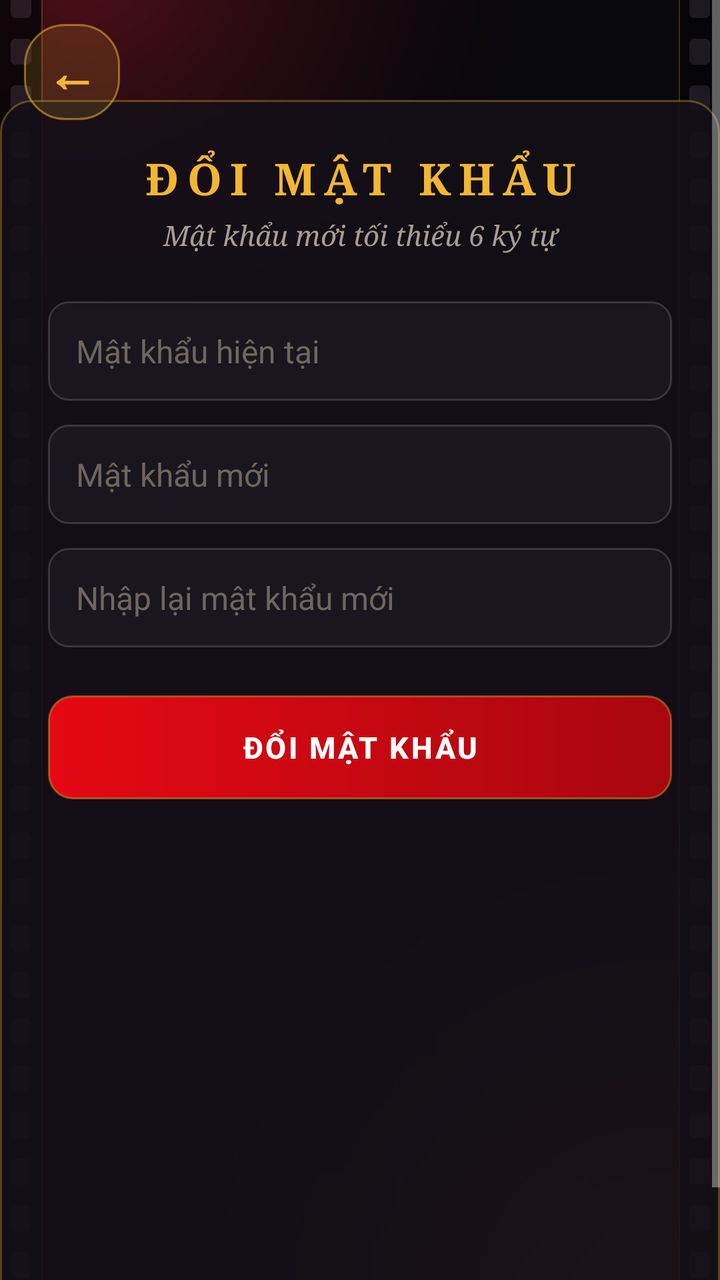
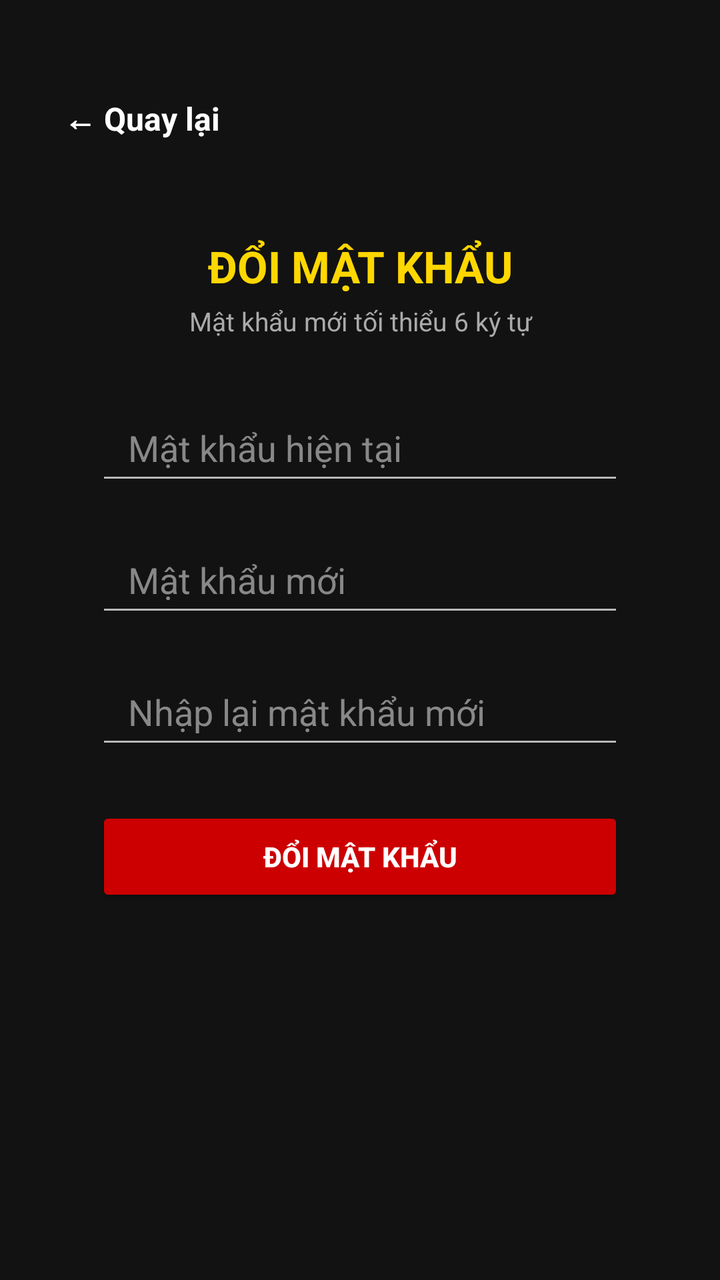

Screens rendered from an Android XML layout before and after an edit, with the pre-edit source and the edit as a unified diff.
<!-- AndroidManifest.xml: application theme Theme.Cine -->
<!-- res/layout/activity_change_password.xml -->
<?xml version="1.0" encoding="utf-8"?>
<FrameLayout xmlns:android="http://schemas.android.com/apk/res/android"
    android:layout_width="match_parent"
    android:layout_height="match_parent">

    <ImageView
        android:layout_width="match_parent"
        android:layout_height="match_parent"
        android:importantForAccessibility="no"
        android:scaleType="centerCrop"
        android:src="@drawable/bg_cine_main" />

    <ScrollView
        android:layout_width="match_parent"
        android:layout_height="match_parent"
        android:fillViewport="true">

        <LinearLayout
            style="@style/Widget.Cine.Card"
            android:layout_width="match_parent"
            android:layout_height="wrap_content"
            android:layout_gravity="center"
            android:layout_marginStart="32dp"
            android:layout_marginTop="90dp"
            android:layout_marginEnd="32dp"
            android:layout_marginBottom="40dp"
            android:orientation="vertical">

            <TextView
                style="@style/Widget.Cine.Title"
                android:layout_width="match_parent"
                android:layout_height="wrap_content"
                android:text="ĐỔI MẬT KHẨU"
                android:textSize="22sp" />

            <TextView
                style="@style/Widget.Cine.Caption"
                android:layout_width="match_parent"
                android:layout_height="wrap_content"
                android:layout_marginTop="4dp"
                android:text="Mật khẩu mới tối thiểu 6 ký tự" />

            <EditText
                android:id="@+id/edtOld"
                style="@style/Widget.Cine.EditText"
                android:layout_width="match_parent"
                android:layout_height="wrap_content"
                android:layout_marginTop="24dp"
                android:hint="Mật khẩu hiện tại"
                android:inputType="textPassword" />

            <EditText
                android:id="@+id/edtNew"
                style="@style/Widget.Cine.EditText"
                android:layout_width="match_parent"
                android:layout_height="wrap_content"
                android:layout_marginTop="12dp"
                android:hint="Mật khẩu mới"
                android:inputType="textPassword" />

            <EditText
                android:id="@+id/edtConfirm"
                style="@style/Widget.Cine.EditText"
                android:layout_width="match_parent"
                android:layout_height="wrap_content"
                android:layout_marginTop="12dp"
                android:hint="Nhập lại mật khẩu mới"
                android:inputType="textPassword" />

            <androidx.appcompat.widget.AppCompatButton
                android:id="@+id/btnChange"
                style="@style/Widget.Cine.Button.Primary"
                android:layout_width="match_parent"
                android:layout_height="wrap_content"
                android:layout_marginTop="24dp"
                android:text="Đổi mật khẩu" />
        </LinearLayout>
    </ScrollView>

    
    <TextView
        android:id="@+id/btnBack"
        android:layout_width="48dp"
        android:layout_height="48dp"
        android:layout_gravity="top|start"
        android:layout_margin="12dp"
        android:background="@drawable/bg_cine_chip"
        android:clickable="true"
        android:focusable="true"
        android:gravity="center"
        android:text="←"
        android:textColor="@color/cine_gold"
        android:textSize="26sp"
        android:textStyle="bold" />

</FrameLayout>
<!-- resources referenced by this layout -->
<resources>
  <color name="cine_gold">#F2B632</color>
  <!-- drawable bg_cine_chip (drawable) -->
  <?xml version="1.0" encoding="utf-8"?>
  <shape xmlns:android="http://schemas.android.com/apk/res/android" android:shape="rectangle">
      <solid android:color="#26F2B632" />
      <stroke android:width="1dp" android:color="#88F2B632" />
      <corners android:radius="20dp" />
  </shape>
  <!-- drawable bg_cine_main: jpg bitmap (drawable-nodpi, 42027 bytes) -->
  <style name="Widget.Cine.Button.Primary">
          <item name="android:background">@drawable/btn_cine_primary</item>
      </style>
  <style name="Widget.Cine.Caption" parent="">
          <item name="android:textSize">14sp</item>
          <item name="android:textStyle">italic</item>
          <item name="android:fontFamily">serif</item>
          <item name="android:textColor">@color/cine_text_dim</item>
          <item name="android:gravity">center</item>
      </style>
  <style name="Widget.Cine.Card" parent="">
          <item name="android:background">@drawable/bg_cine_card</item>
          <item name="android:padding">24dp</item>
      </style>
  <style name="Widget.Cine.EditText" parent="">
          <item name="android:background">@drawable/bg_cine_input</item>
          <item name="android:padding">14dp</item>
          <item name="android:textSize">16sp</item>
          <item name="android:textColor">@color/cine_text</item>
          <item name="android:textColorHint">@color/cine_hint</item>
          <item name="android:textColorHighlight">#55F2B632</item>
      </style>
  <style name="Widget.Cine.Title" parent="">
          <item name="android:textSize">28sp</item>
          <item name="android:textStyle">bold</item>
          <item name="android:fontFamily">serif</item>
          <item name="android:textColor">@color/cine_gold</item>
          <item name="android:letterSpacing">0.18</item>
          <item name="android:gravity">center</item>
      </style>
  <!-- drawable btn_cine_primary (drawable) -->
  <?xml version="1.0" encoding="utf-8"?>
  <ripple xmlns:android="http://schemas.android.com/apk/res/android" android:color="#55FFFFFF">
      <item>
          <shape android:shape="rectangle">
              <gradient android:angle="0"
                  android:startColor="@color/cine_red"
                  android:endColor="@color/cine_red_dark" />
              <stroke android:width="1dp" android:color="#66F2B632" />
              <corners android:radius="12dp" />
          </shape>
      </item>
  </ripple>
  <color name="cine_text_dim">#A89F91</color>
  <!-- drawable bg_cine_card (drawable) -->
  <?xml version="1.0" encoding="utf-8"?>
  <shape xmlns:android="http://schemas.android.com/apk/res/android" android:shape="rectangle">
      <solid android:color="@color/cine_card" />
      <stroke android:width="1dp" android:color="#55F2B632" />
      <corners android:radius="16dp" />
  </shape>
  <!-- drawable bg_cine_input (drawable) -->
  <?xml version="1.0" encoding="utf-8"?>
  <selector xmlns:android="http://schemas.android.com/apk/res/android">
      
      <item android:state_focused="true">
          <shape android:shape="rectangle">
              <solid android:color="@color/cine_input" />
              <stroke android:width="2dp" android:color="@color/cine_gold" />
              <corners android:radius="10dp" />
          </shape>
      </item>
      <item>
          <shape android:shape="rectangle">
              <solid android:color="@color/cine_input" />
              <stroke android:width="1dp" android:color="@color/cine_border" />
              <corners android:radius="10dp" />
          </shape>
      </item>
  </selector>
  <color name="cine_text">#F5F0E6</color>
  <color name="cine_hint">#6F675C</color>
  <color name="cine_red">#E50914</color>
  <color name="cine_bg">#0B0A0F</color>
  <color name="cine_red_dark">#A8070F</color>
  <color name="cine_card">#D9141018</color>
  <color name="cine_input">#CC1B1822</color>
  <color name="cine_border">#3A3340</color>
  <color name="cine_surface">#16141C</color>
  <!-- unchanged entries left out for length: 3 -->
</resources>

<!-- the commit's change to res/layout/activity_change_password.xml (unified diff, before → after) -->
@@ -1,96 +1,97 @@
 <?xml version="1.0" encoding="utf-8"?>
-<FrameLayout xmlns:android="http://schemas.android.com/apk/res/android"
+<androidx.constraintlayout.widget.ConstraintLayout xmlns:android="http://schemas.android.com/apk/res/android"
+    xmlns:app="http://schemas.android.com/apk/res-auto"
     android:layout_width="match_parent"
-    android:layout_height="match_parent">
+    android:layout_height="match_parent"
+    android:background="#121212">
 
-    <ImageView
-        android:layout_width="match_parent"
-        android:layout_height="match_parent"
-        android:importantForAccessibility="no"
-        android:scaleType="centerCrop"
-        android:src="@drawable/bg_cine_main" />
+    <TextView
+        android:id="@+id/btnBack"
+        android:layout_width="wrap_content"
+        android:layout_height="wrap_content"
+        android:text="← Quay lại"
+        android:textColor="#FFFFFF"
+        android:textSize="16sp"
+        android:textStyle="bold"
+        android:background="@android:color/transparent"
+        android:padding="8dp"
+        android:layout_marginTop="40dp"
+        android:layout_marginStart="24dp"
+        app:layout_constraintTop_toTopOf="parent"
+        app:layout_constraintStart_toStartOf="parent" />
 
-    <ScrollView
-        android:layout_width="match_parent"
-        android:layout_height="match_parent"
-        android:fillViewport="true">
+    <LinearLayout
+        android:layout_width="0dp"
+        android:layout_height="wrap_content"
+        android:orientation="vertical"
+        android:padding="24dp"
+        app:layout_constraintTop_toBottomOf="@id/btnBack"
+        app:layout_constraintStart_toStartOf="parent"
+        app:layout_constraintEnd_toEndOf="parent"
+        android:layout_marginTop="16dp"
+        android:layout_marginStart="24dp"
+        android:layout_marginEnd="24dp">
 
-        <LinearLayout
-            style="@style/Widget.Cine.Card"
+        <TextView
             android:layout_width="match_parent"
             android:layout_height="wrap_content"
-            android:layout_gravity="center"
-            android:layout_marginStart="32dp"
-            android:layout_marginTop="90dp"
-            android:layout_marginEnd="32dp"
-            android:layout_marginBottom="40dp"
-            android:orientation="vertical">
+            android:text="ĐỔI MẬT KHẨU"
+            android:textSize="22sp"
+            android:textStyle="bold"
+            android:textColor="#FFD700"
+            android:gravity="center"
+            android:layout_marginBottom="4dp"/>
 
-            <TextView
-                style="@style/Widget.Cine.Title"
-                android:layout_width="match_parent"
-                android:layout_height="wrap_content"
-                android:text="ĐỔI MẬT KHẨU"
-                android:textSize="22sp" />
+        <TextView
+            android:layout_width="match_parent"
+            android:layout_height="wrap_content"
+            android:text="Mật khẩu mới tối thiểu 6 ký tự"
+            android:textSize="13sp"
+            android:textColor="#AAAAAA"
+            android:gravity="center"
+            android:layout_marginBottom="28dp"/>
 
-            <TextView
-                style="@style/Widget.Cine.Caption"
-                android:layout_width="match_parent"
-                android:layout_height="wrap_content"
-                android:layout_marginTop="4dp"
-                android:text="Mật khẩu mới tối thiểu 6 ký tự" />
+        <EditText
+            android:id="@+id/edtOldPassword"
+            android:layout_width="match_parent"
+            android:layout_height="50dp"
+            android:hint="Mật khẩu hiện tại"
+            android:inputType="textPassword"
+            android:textColor="#FFFFFF"
+            android:textColorHint="#888888"
+            android:paddingHorizontal="16dp"
+            android:layout_marginBottom="16dp"/>
 
-            <EditText
-                android:id="@+id/edtOld"
-                style="@style/Widget.Cine.EditText"
-                android:layout_width="match_parent"
-                android:layout_height="wrap_content"
-                android:layout_marginTop="24dp"
-                android:hint="Mật khẩu hiện tại"
-                android:inputType="textPassword" />
+        <EditText
+            android:id="@+id/edtNewPassword"
+            android:layout_width="match_parent"
+            android:layout_height="50dp"
+            android:hint="Mật khẩu mới"
+            android:inputType="textPassword"
+            android:textColor="#FFFFFF"
+            android:textColorHint="#888888"
+            android:paddingHorizontal="16dp"
+            android:layout_marginBottom="16dp"/>
 
-            <EditText
-                android:id="@+id/edtNew"
-                style="@style/Widget.Cine.EditText"
-                android:layout_width="match_parent"
-                android:layout_height="wrap_content"
-                android:layout_marginTop="12dp"
-                android:hint="Mật khẩu mới"
-                android:inputType="textPassword" />
+        <EditText
+            android:id="@+id/edtConfirmPassword"
+            android:layout_width="match_parent"
+            android:layout_height="50dp"
+            android:hint="Nhập lại mật khẩu mới"
+            android:inputType="textPassword"
+            android:textColor="#FFFFFF"
+            android:textColorHint="#888888"
+            android:paddingHorizontal="16dp"
+            android:layout_marginBottom="24dp"/>
 
-            <EditText
-                android:id="@+id/edtConfirm"
-                style="@style/Widget.Cine.EditText"
-                android:layout_width="match_parent"
-                android:layout_height="wrap_content"
-                android:layout_marginTop="12dp"
-                android:hint="Nhập lại mật khẩu mới"
-                android:inputType="textPassword" />
+        <Button
+            android:id="@+id/btnSubmitChange"
+            android:layout_width="match_parent"
+            android:layout_height="50dp"
+            android:text="ĐỔI MẬT KHẨU"
+            android:textColor="#FFFFFF"
+            android:textStyle="bold"
+            android:backgroundTint="#CC0000"/>
+    </LinearLayout>
 
-            <androidx.appcompat.widget.AppCompatButton
-                android:id="@+id/btnChange"
-                style="@style/Widget.Cine.Button.Primary"
-                android:layout_width="match_parent"
-                android:layout_height="wrap_content"
-                android:layout_marginTop="24dp"
-                android:text="Đổi mật khẩu" />
-        </LinearLayout>
-    </ScrollView>
-
-    
-    <TextView
-        android:id="@+id/btnBack"
-        android:layout_width="48dp"
-        android:layout_height="48dp"
-        android:layout_gravity="top|start"
-        android:layout_margin="12dp"
-        android:background="@drawable/bg_cine_chip"
-        android:clickable="true"
-        android:focusable="true"
-        android:gravity="center"
-        android:text="←"
-        android:textColor="@color/cine_gold"
-        android:textSize="26sp"
-        android:textStyle="bold" />
-
-</FrameLayout>
+</androidx.constraintlayout.widget.ConstraintLayout>
<!-- resource entries referenced after the edit -->
@@ -1,92 +1,11 @@
 <!-- resources referenced by this layout -->
 <resources>
   <color name="cine_gold">#F2B632</color>
-  <!-- drawable bg_cine_chip (drawable) -->
-  <?xml version="1.0" encoding="utf-8"?>
-  <shape xmlns:android="http://schemas.android.com/apk/res/android" android:shape="rectangle">
-      <solid android:color="#26F2B632" />
-      <stroke android:width="1dp" android:color="#88F2B632" />
-      <corners android:radius="20dp" />
-  </shape>
-  <!-- drawable bg_cine_main: jpg bitmap (drawable-nodpi, 42027 bytes) -->
-  <style name="Widget.Cine.Button.Primary">
-          <item name="android:background">@drawable/btn_cine_primary</item>
-      </style>
-  <style name="Widget.Cine.Caption" parent="">
-          <item name="android:textSize">14sp</item>
-          <item name="android:textStyle">italic</item>
-          <item name="android:fontFamily">serif</item>
-          <item name="android:textColor">@color/cine_text_dim</item>
-          <item name="android:gravity">center</item>
-      </style>
-  <style name="Widget.Cine.Card" parent="">
-          <item name="android:background">@drawable/bg_cine_card</item>
-          <item name="android:padding">24dp</item>
-      </style>
-  <style name="Widget.Cine.EditText" parent="">
-          <item name="android:background">@drawable/bg_cine_input</item>
-          <item name="android:padding">14dp</item>
-          <item name="android:textSize">16sp</item>
-          <item name="android:textColor">@color/cine_text</item>
-          <item name="android:textColorHint">@color/cine_hint</item>
-          <item name="android:textColorHighlight">#55F2B632</item>
-      </style>
-  <style name="Widget.Cine.Title" parent="">
-          <item name="android:textSize">28sp</item>
-          <item name="android:textStyle">bold</item>
-          <item name="android:fontFamily">serif</item>
-          <item name="android:textColor">@color/cine_gold</item>
-          <item name="android:letterSpacing">0.18</item>
-          <item name="android:gravity">center</item>
-      </style>
-  <!-- drawable btn_cine_primary (drawable) -->
-  <?xml version="1.0" encoding="utf-8"?>
-  <ripple xmlns:android="http://schemas.android.com/apk/res/android" android:color="#55FFFFFF">
-      <item>
-          <shape android:shape="rectangle">
-              <gradient android:angle="0"
-                  android:startColor="@color/cine_red"
-                  android:endColor="@color/cine_red_dark" />
-              <stroke android:width="1dp" android:color="#66F2B632" />
-              <corners android:radius="12dp" />
-          </shape>
-      </item>
-  </ripple>
   <color name="cine_text_dim">#A89F91</color>
-  <!-- drawable bg_cine_card (drawable) -->
-  <?xml version="1.0" encoding="utf-8"?>
-  <shape xmlns:android="http://schemas.android.com/apk/res/android" android:shape="rectangle">
-      <solid android:color="@color/cine_card" />
-      <stroke android:width="1dp" android:color="#55F2B632" />
-      <corners android:radius="16dp" />
-  </shape>
-  <!-- drawable bg_cine_input (drawable) -->
-  <?xml version="1.0" encoding="utf-8"?>
-  <selector xmlns:android="http://schemas.android.com/apk/res/android">
-      
-      <item android:state_focused="true">
-          <shape android:shape="rectangle">
-              <solid android:color="@color/cine_input" />
-              <stroke android:width="2dp" android:color="@color/cine_gold" />
-              <corners android:radius="10dp" />
-          </shape>
-      </item>
-      <item>
-          <shape android:shape="rectangle">
-              <solid android:color="@color/cine_input" />
-              <stroke android:width="1dp" android:color="@color/cine_border" />
-              <corners android:radius="10dp" />
-          </shape>
-      </item>
-  </selector>
   <color name="cine_text">#F5F0E6</color>
   <color name="cine_hint">#6F675C</color>
   <color name="cine_red">#E50914</color>
   <color name="cine_bg">#0B0A0F</color>
-  <color name="cine_red_dark">#A8070F</color>
-  <color name="cine_card">#D9141018</color>
-  <color name="cine_input">#CC1B1822</color>
-  <color name="cine_border">#3A3340</color>
   <color name="cine_surface">#16141C</color>
   <!-- unchanged entries left out for length: 3 -->
 </resources>
